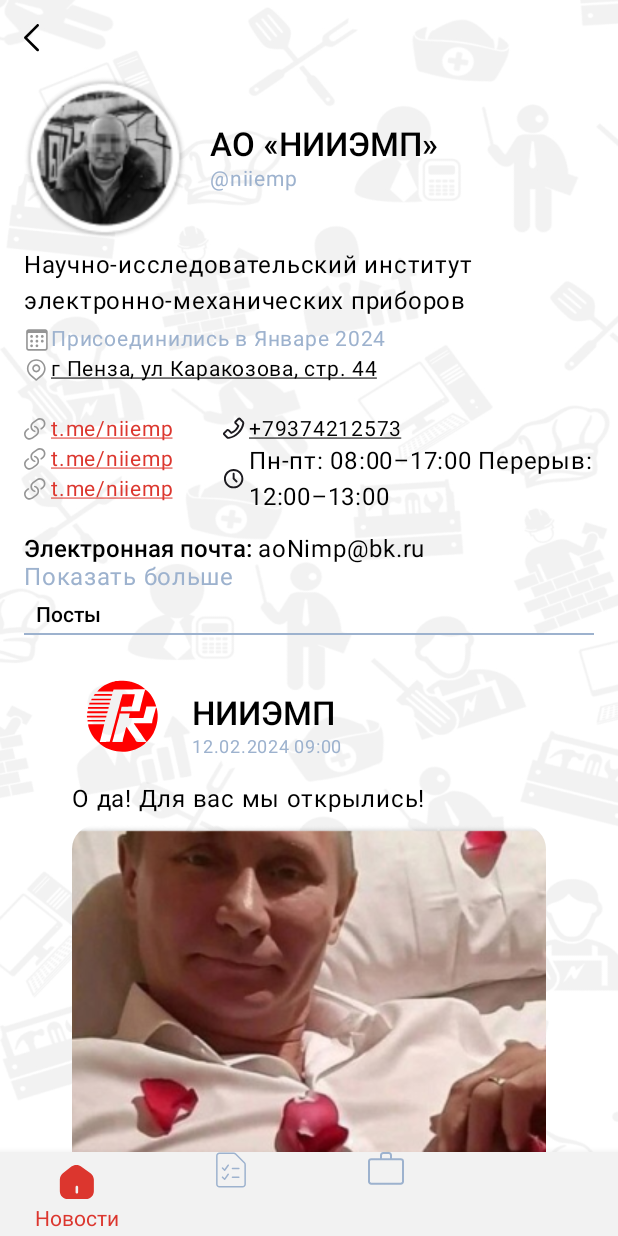
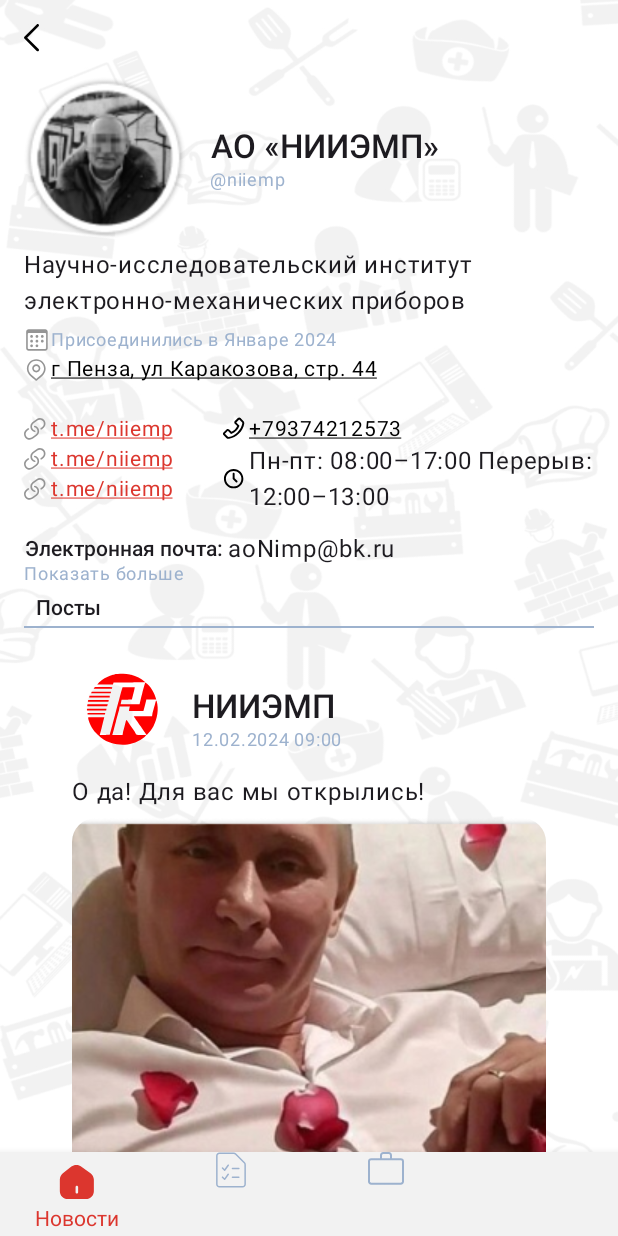
Before and after one commit to k1tah/ProfQuest2, an Android app built with Jetpack Compose: the CompanyScreen screen opened through its navigation route, on a phone screen of 412 x 824 dp. Run offline under Robolectric (Android 15) with nearby library versions, the phone set to English and light mode, and no system bars; our stand-ins replace Dagger/Hilt's generated code; libraries missing offline, so code that uses them is left out: org.orbitmvi.orbit; 2 statements that could not run were skipped.

Commit message:
Рефакторинг экранов профиля компании и входа.

```diff
--- a/app/src/main/java/com/example/profquest2/ui/screens/CompanyScreen.kt
+++ b/app/src/main/java/com/example/profquest2/ui/screens/CompanyScreen.kt
@@ -18,7 +18,6 @@ import androidx.compose.foundation.layout.size
 import androidx.compose.foundation.layout.width
 import androidx.compose.foundation.lazy.LazyColumn
 import androidx.compose.foundation.shape.RoundedCornerShape
-import androidx.compose.material3.Icon
 import androidx.compose.material3.Text
 import androidx.compose.runtime.Composable
 import androidx.compose.runtime.getValue
@@ -37,26 +36,31 @@ import androidx.compose.ui.unit.sp
 import androidx.navigation.NavController
 import com.example.profquest2.R
 import com.example.profquest2.ui.theme.ProfQuest2Theme
+import com.example.profquest2.ui.view.icon.Icon
+import com.example.profquest2.ui.view.text.BodyText
+import com.example.profquest2.ui.view.text.LabelText
+import com.example.profquest2.ui.view.text.SubtitleText
+import com.example.profquest2.ui.view.text.TitleText
 
 @Composable
 fun CompanyScreen(navController: NavController) {
     var infoExpanded by rememberSaveable {
         mutableStateOf(false)
     }
+
     Column(
         Modifier
             .fillMaxSize()
             .padding(start = 16.dp, end = 16.dp, top = 16.dp)
     ) {
         Icon(
-            painter = painterResource(id = R.drawable.ic_arrow_left),
-            contentDescription = null,
+            icon = R.drawable.ic_arrow_left,
             modifier = Modifier.clickable {
                 navController.popBackStack()
-            },
-            tint = ProfQuest2Theme.colors.onSurface
+            }
         )
         Spacer(modifier = Modifier.height(16.dp))
+
         Row(verticalAlignment = Alignment.CenterVertically) {
             Image(
                 painter = painterResource(id = R.drawable.avatar),
@@ -70,42 +74,33 @@ fun CompanyScreen(navController: NavController) {
             )
             Spacer(modifier = Modifier.width(16.dp))
             Column {
-                Text(
-                    text = "АО «НИИЭМП»",
-                    style = ProfQuest2Theme.typography.title.copy(color = ProfQuest2Theme.colors.onSurface)
-                )
+                TitleText(text = "АО «НИИЭМП»")
                 Spacer(modifier = Modifier.height(2.dp))
-                Text(
-                    text = "@niiemp",
-                    style = ProfQuest2Theme.typography.label.copy(fontSize = 14.sp)
-                )
+                LabelText(text = "@niiemp")
             }
         }
         Spacer(modifier = Modifier.height(8.dp))
-        Text(
+
+        BodyText(
             text = "Научно-исследовательский институт электронно-механических приборов",
-            style = ProfQuest2Theme.typography.body.copy(color = ProfQuest2Theme.colors.onSurface),
             modifier = Modifier.fillMaxWidth()
         )
         Spacer(modifier = Modifier.height(8.dp))
+
         Row(verticalAlignment = Alignment.CenterVertically) {
             Icon(
-                painter = painterResource(id = R.drawable.ic_calendar),
-                contentDescription = null,
+                icon = R.drawable.ic_calendar,
                 tint = ProfQuest2Theme.colors.secondary,
                 modifier = Modifier.size(16.dp)
             )
             Spacer(modifier = Modifier.width(2.dp))
-            Text(
-                text = "Присоединились в Январе 2024",
-                style = ProfQuest2Theme.typography.label.copy(fontSize = 14.sp)
-            )
+            LabelText(text = "Присоединились в Январе 2024")
         }
         Spacer(modifier = Modifier.height(4.dp))
+
         Row(verticalAlignment = Alignment.CenterVertically) {
             Icon(
-                painter = painterResource(id = R.drawable.ic_location),
-                contentDescription = null,
+                icon = R.drawable.ic_location,
                 tint = ProfQuest2Theme.colors.secondary,
                 modifier = Modifier.size(16.dp)
             )
@@ -120,12 +115,12 @@ fun CompanyScreen(navController: NavController) {
             )
         }
         Spacer(modifier = Modifier.height(24.dp))
+
         Row {
             Column {
                 Row(verticalAlignment = Alignment.CenterVertically) {
                     Icon(
-                        painter = painterResource(id = R.drawable.ic_link),
-                        contentDescription = null,
+                        icon = R.drawable.ic_link,
                         tint = ProfQuest2Theme.colors.secondary,
                         modifier = Modifier.size(16.dp)
                     )
@@ -140,10 +135,10 @@ fun CompanyScreen(navController: NavController) {
                     )
                 }
                 Spacer(modifier = Modifier.height(4.dp))
+
                 Row(verticalAlignment = Alignment.CenterVertically) {
                     Icon(
-                        painter = painterResource(id = R.drawable.ic_link),
-                        contentDescription = null,
+                        icon = R.drawable.ic_link,
                         tint = ProfQuest2Theme.colors.secondary,
                         modifier = Modifier.size(16.dp)
                     )
@@ -158,10 +153,10 @@ fun CompanyScreen(navController: NavController) {
                     )
                 }
                 Spacer(modifier = Modifier.height(4.dp))
+
                 Row(verticalAlignment = Alignment.CenterVertically) {
                     Icon(
-                        painter = painterResource(id = R.drawable.ic_link),
-                        contentDescription = null,
+                        icon = R.drawable.ic_link,
                         tint = ProfQuest2Theme.colors.secondary,
                         modifier = Modifier.size(16.dp)
                     )
@@ -177,11 +172,11 @@ fun CompanyScreen(navController: NavController) {
                 }
             }
             Spacer(modifier = Modifier.width(32.dp))
+
             Column {
                 Row(verticalAlignment = Alignment.CenterVertically) {
                     Icon(
-                        painter = painterResource(id = R.drawable.ic_phone),
-                        contentDescription = null,
+                        icon = R.drawable.ic_phone,
                         modifier = Modifier.size(16.dp)
                     )
                     Spacer(modifier = Modifier.width(2.dp))
@@ -195,80 +190,60 @@ fun CompanyScreen(navController: NavController) {
                     )
                 }
                 Spacer(modifier = Modifier.height(4.dp))
+
                 Row(verticalAlignment = Alignment.CenterVertically) {
                     Icon(
-                        painter = painterResource(id = R.drawable.ic_clock),
-                        contentDescription = null,
+                        icon = R.drawable.ic_clock,
                         modifier = Modifier.size(16.dp)
                     )
                     Spacer(modifier = Modifier.width(2.dp))
-                    Text(
-                        text = "Пн-пт: 08:00–17:00 Перерыв: 12:00–13:00",
-                        style = ProfQuest2Theme.typography.body.copy(color = ProfQuest2Theme.colors.onSurface)
-                    )
+                    BodyText(text = "Пн-пт: 08:00–17:00 Перерыв: 12:00–13:00")
                 }
             }
         }
         Spacer(modifier = Modifier.height(16.dp))
+
         Row(verticalAlignment = Alignment.CenterVertically) {
-            Text(
-                text = "Электронная почта:",
-                style = ProfQuest2Theme.typography.title.copy(
-                    fontSize = 16.sp,
-                    color = ProfQuest2Theme.colors.onSurface
-                )
-            )
+            SubtitleText(text = "Электронная почта:")
             Spacer(modifier = Modifier.width(4.dp))
-            Text(
-                text = "aoNimp@bk.ru",
-                style = ProfQuest2Theme.typography.body.copy(color = ProfQuest2Theme.colors.onSurface)
-            )
+            BodyText(text = "aoNimp@bk.ru")
         }
+
         AnimatedVisibility(visible = infoExpanded) {
             Column {
                 Spacer(modifier = Modifier.height(8.dp))
-                Text(
-                    text = "Краткая информация:",
-                    style = ProfQuest2Theme.typography.title.copy(fontSize = 16.sp)
-                )
+                SubtitleText(text = "Краткая информация:")
                 Spacer(modifier = Modifier.height(4.dp))
-                Text(
+
+                BodyText(
                     text = "НИИЭМП. АО Пензенский научно-исследовательский институт электронно-механических приборов Основание 1959 Основатели СССР. Расположение, Пенза, ул. Каракозова, 44 Отрасль электроника",
-                    style = ProfQuest2Theme.typography.body.copy(color = ProfQuest2Theme.colors.onSurface),
                     modifier = Modifier.fillMaxWidth()
                 )
                 Spacer(modifier = Modifier.height(8.dp))
-                Text(
-                    text = "Основной вид деятельности:",
-                    style = ProfQuest2Theme.typography.title.copy(
-                        fontSize = 16.sp,
-                        color = ProfQuest2Theme.colors.onSurface
-                    )
-                )
+
+                SubtitleText(text = "Основной вид деятельности:")
                 Spacer(modifier = Modifier.height(4.dp))
-                Text(
+
+                BodyText(
                     text = "Научные исследования и разработки в области естественных и технических наук прочие",
-                    style = ProfQuest2Theme.typography.body.copy(color = ProfQuest2Theme.colors.onSurface),
                     modifier = Modifier.fillMaxWidth()
                 )
                 Spacer(modifier = Modifier.height(8.dp))
             }
         }
-        Text(
+
+        LabelText(
             text = if (infoExpanded) "Свернуть" else "Показать больше",
-            style = ProfQuest2Theme.typography.label.copy(fontSize = 16.sp),
             modifier = Modifier.clickable { infoExpanded = !infoExpanded }
         )
         Spacer(modifier = Modifier.height(8.dp))
-        Text(
+
+        SubtitleText(
             text = "Посты",
-            style = ProfQuest2Theme.typography.title.copy(
-                fontSize = 14.sp,
-                color = ProfQuest2Theme.colors.onSurface
-            ),
             modifier = Modifier.padding(start = 8.dp)
         )
         Spacer(modifier = Modifier.height(4.dp))
+
         Box(
             modifier = Modifier
                 .fillMaxWidth()
@@ -298,20 +273,16 @@ fun CompanyNewsItem() {
             )
             Spacer(modifier = Modifier.width(16.dp))
             Column {
-                Text(
-                    text = "НИИЭМП",
-                    style = ProfQuest2Theme.typography.title.copy(color = ProfQuest2Theme.colors.onSurface)
-                )
+                TitleText(text = "НИИЭМП")
                 Spacer(modifier = Modifier.height(2.dp))
-                Text(text = "12.02.2024 09:00", style = ProfQuest2Theme.typography.label)
+                LabelText(text = "12.02.2024 09:00")
             }
         }
         Spacer(modifier = Modifier.height(8.dp))
-        Text(
-            text = "О да! Для вас мы открылись!",
-            style = ProfQuest2Theme.typography.body.copy(color = ProfQuest2Theme.colors.onSurface)
-        )
+
+        BodyText(text = "О да! Для вас мы открылись!")
         Spacer(modifier = Modifier.height(8.dp))
+
         Image(
             painter = painterResource(id = R.drawable.image),
             contentDescription = null,
--- a/app/src/main/java/com/example/profquest2/ui/screens/HomeScreen.kt
+++ b/app/src/main/java/com/example/profquest2/ui/screens/HomeScreen.kt
@@ -1,6 +1,7 @@
 package com.example.profquest2.ui.screens
 
 import androidx.compose.animation.AnimatedVisibility
+import androidx.compose.animation.expandHorizontally
 import androidx.compose.animation.slideInHorizontally
 import androidx.compose.foundation.BorderStroke
 import androidx.compose.foundation.ExperimentalFoundationApi
@@ -321,7 +322,7 @@ fun Survey(text: String, isSelected: Boolean, onSelect: () -> Unit) {
         ) {
             LabelText(text = "77 голосов")
             Icon(icon = R.drawable.ic_circle)
-            LabelText(text = "7 дней до окончания" )
+            LabelText(text = "7 дней до окончания")
         }
     }
 }
@@ -338,7 +339,9 @@ fun SurveyItem(text: String, votesCount: Int, isSelected: Boolean, onSelect: ()
             .border(1.dp, ProfQuest2Theme.colors.secondary, shape = RoundedCornerShape(4.dp))
     ) {
         AnimatedVisibility(
-            isSelected, modifier = Modifier.align(Alignment.CenterStart)
+            visible = isSelected,
+            modifier = Modifier.align(Alignment.CenterStart),
+            enter = expandHorizontally()
         ) {
             Surface(
                 shape = RoundedCornerShape(4.dp),
--- a/app/src/main/java/com/example/profquest2/ui/theme/Type.kt
+++ b/app/src/main/java/com/example/profquest2/ui/theme/Type.kt
@@ -3,6 +3,7 @@ package com.example.profquest2.ui.theme
 import androidx.compose.ui.text.TextStyle
 import androidx.compose.ui.text.font.FontFamily
 import androidx.compose.ui.text.font.FontWeight
+import androidx.compose.ui.text.style.TextAlign
 import androidx.compose.ui.unit.sp
 
 data class Typography(
@@ -17,10 +18,11 @@ val title = TextStyle(
     fontWeight = FontWeight.Medium,
     fontSize = 22.sp,
     lineHeight = 28.sp,
-    letterSpacing = 0.sp
+    letterSpacing = 0.sp,
+    textAlign = TextAlign.Center
 )
 
-val subtitle = title.copy(fontSize = 16.sp)
+val subtitle = title.copy(fontSize = 14.sp)
 
 val body = TextStyle(
     fontFamily = FontFamily.Default,
--- a/app/src/main/java/com/example/profquest2/ui/view/icon/Icon.kt
+++ b/app/src/main/java/com/example/profquest2/ui/view/icon/Icon.kt
@@ -3,15 +3,20 @@ package com.example.profquest2.ui.view.icon
 import androidx.annotation.DrawableRes
 import androidx.compose.runtime.Composable
 import androidx.compose.ui.Modifier
+import androidx.compose.ui.graphics.Color
 import androidx.compose.ui.res.painterResource
 import com.example.profquest2.ui.theme.ProfQuest2Theme
 
 @Composable
-fun Icon(@DrawableRes icon: Int, modifier: Modifier = Modifier) {
+fun Icon(
+    @DrawableRes icon: Int,
+    modifier: Modifier = Modifier,
+    tint: Color = ProfQuest2Theme.colors.onSurface
+) {
     androidx.compose.material3.Icon(
         painter = painterResource(id = icon),
         contentDescription = null,
         modifier = modifier,
-        tint = ProfQuest2Theme.colors.onSurface
+        tint = tint
     )
 }
--- a/app/src/main/res/values/strings.xml
+++ b/app/src/main/res/values/strings.xml
@@ -13,6 +13,8 @@
 
     <!-- Profile Screen -->
     <string name="edit_profile">Редактировать профиль</string>
+    <string name="document">Документ</string>
+    <string name="test_results">Профессиональная склонность по итогам теста:</string>
 
     <!-- Edit Profile Screen -->
     <string name="fullname">ФИО</string>
```
Also changed, not shown: app/src/main/java/com/example/profquest2/ui/screens/profile/EditProfileScreen.kt (+13 -14 lines), app/src/main/java/com/example/profquest2/ui/screens/profile/ProfileScreen.kt (+29 -54 lines), app/src/main/java/com/example/profquest2/ui/screens/profile/auth/AuthScreen.kt (+10 -15 lines), app/src/main/java/com/example/profquest2/ui/screens/profile/auth/CodeScreen.kt (+23 -16 lines), app/src/main/java/com/example/profquest2/ui/screens/profile/auth/EmailScreen.kt (+9 -12 lines), app/src/main/java/com/example/profquest2/ui/screens/profile/auth/ResetPasswordScreen.kt (+12 -11 lines).
